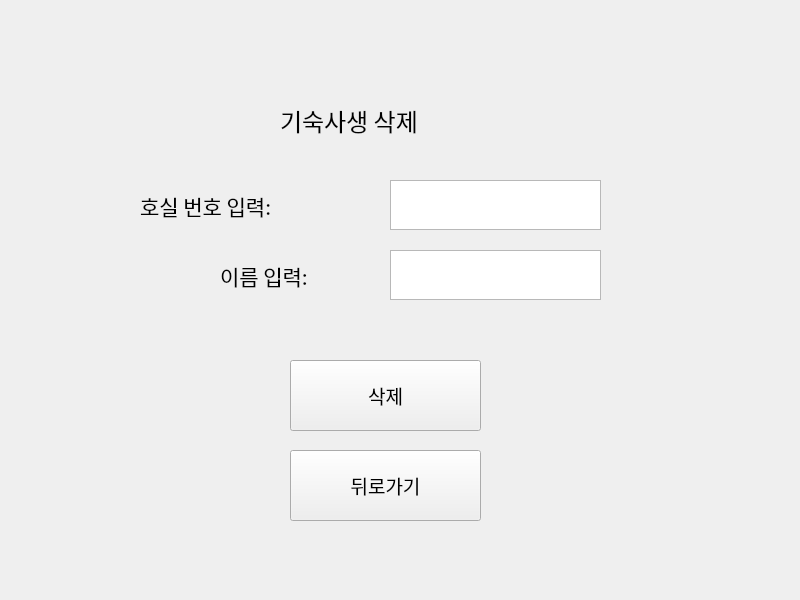
Hyemin-12/goingout-journal, file delete.ui: the form before one commit.
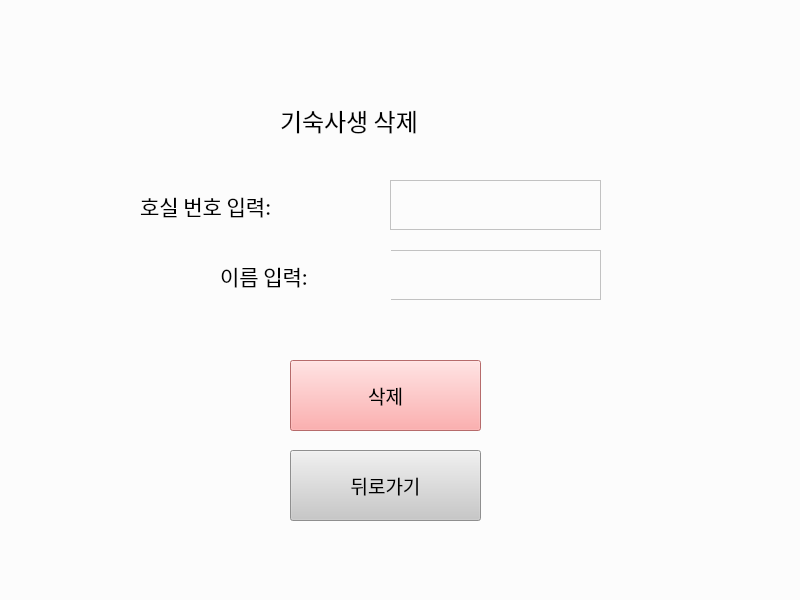
The form after the commit.

Patch:
```diff
--- a/delete.ui
+++ b/delete.ui
@@ -13,6 +13,9 @@
   <property name="windowTitle">
    <string>Form</string>
   </property>
+  <property name="styleSheet">
+   <string notr="true">background:rgb(252, 252, 252);</string>
+  </property>
   <widget class="QLabel" name="search_title_2">
    <property name="geometry">
     <rect>
@@ -101,6 +104,9 @@
      <pointsize>14</pointsize>
     </font>
    </property>
+   <property name="styleSheet">
+    <string notr="true">background:rgb(255, 150, 150);</string>
+   </property>
    <property name="text">
     <string>삭제</string>
    </property>
@@ -136,6 +142,9 @@
      <pointsize>14</pointsize>
     </font>
    </property>
+   <property name="styleSheet">
+    <string notr="true">background:rgb(200, 200, 200);</string>
+   </property>
    <property name="text">
     <string>뒤로가기</string>
    </property>
```
